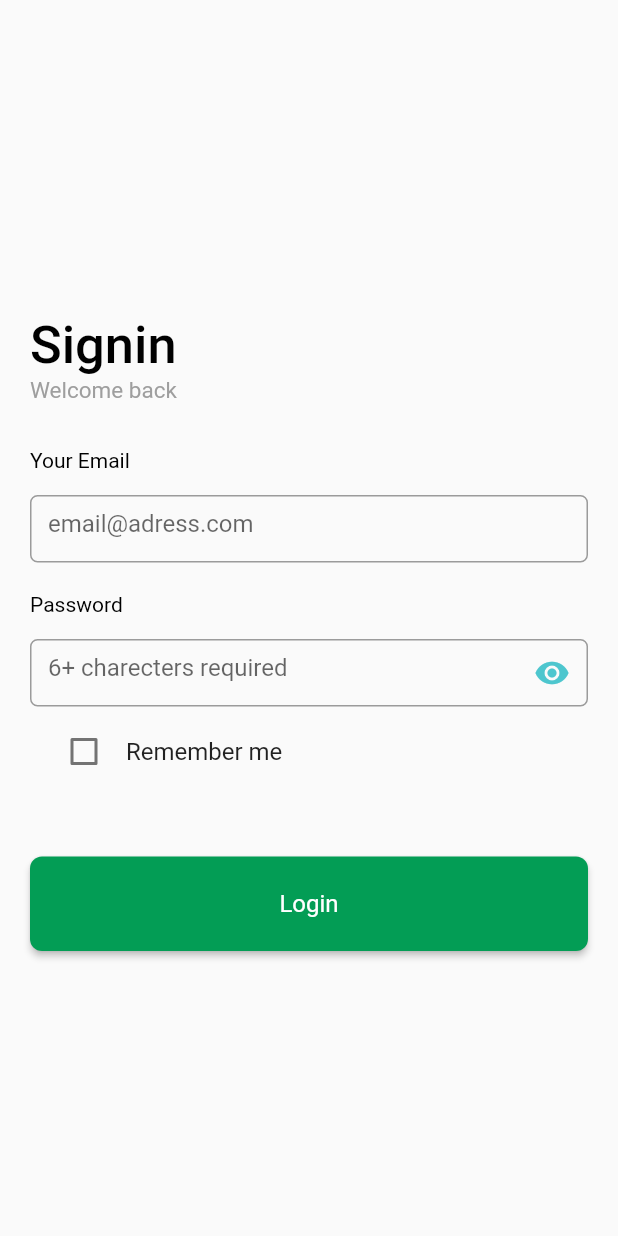
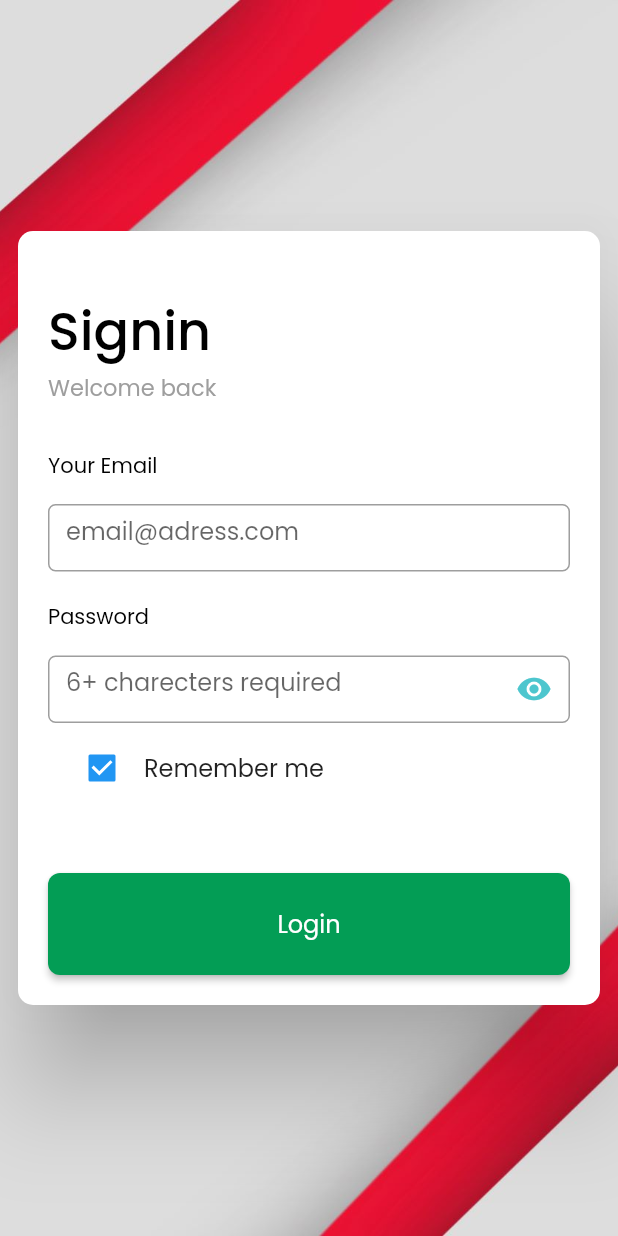
Before and after one commit to Hasnain077/sasta_bazar, a Flutter app: the screen it shows after launch, after a tap on "Remember me", on a phone screen of 412 x 824 dp. Run offline on Flutter 3.47's test engine with Material 2 defaults, Android fonts, the phone set to English and light mode, and no system bars; our stand-ins replace google_fonts.

Commit message:
background_login_screen

```diff
--- /dev/null
+++ b/lib/components/custom_background.dart
@@ -0,0 +1,21 @@
+import 'package:flutter/material.dart';
+
+class CustomBackground extends StatelessWidget {
+  final String? asset;
+  final Widget child;
+  final BoxFit? fit;
+  const CustomBackground({Key? key,required this.child,this.asset,this.fit,}) : super(key: key);
+
+  @override
+  Widget build(BuildContext context) {
+    return Stack(
+      fit: StackFit.expand,
+      children: [
+        Image.asset(asset ?? "assets/png/login_landscape_background.jpg",
+        fit: fit?? BoxFit.cover,
+        ),
+        child,
+      ],
+    );
+  }
+}
--- a/lib/main.dart
+++ b/lib/main.dart
@@ -13,9 +13,11 @@ class  MyApp extends StatelessWidget {
   Widget build(BuildContext context) {
     return MultiProvider(
       providers: [
+
         ChangeNotifierProvider(create: (_)=> LoginProvider()),
       ],
       child: MaterialApp(
+        theme: ThemeData(fontFamily: "Poppins"),
         debugShowCheckedModeBanner: false,
         home: LoginScreen(),
 
--- a/lib/providers/login_provider.dart
+++ b/lib/providers/login_provider.dart
@@ -2,29 +2,31 @@ import 'package:flutter/material.dart';
 
 class LoginProvider with ChangeNotifier {
   bool _isObscure = true;
+  bool _isChecked = false;
+
   bool get obscure => _isObscure;
+
+  bool get checked => _isChecked;
   bool isLoading = false;
-  bool isChecked = true;
-  bool get Checkbox => isChecked;
 
-  toggleObscure(){
+  toggleObscure() {
     _isObscure = !_isObscure;
     notifyListeners();
-
-  }
-  toggleCheckBox(){
-    isChecked = !isChecked;
-   notifyListeners();
   }
 
-Future<bool> login(String username, String password) async{
+  toggleCheckBox(bool checked) {
+    _isChecked = checked;
+    notifyListeners();
+  }
+
+  Future<bool> login(String username, String password) async {
     isLoading = true;
     notifyListeners();
-    await Future.delayed(const Duration(seconds: 3), (){});
+    await Future.delayed(const Duration(seconds: 3), () {});
     isLoading = false;
     notifyListeners();
     return false;
 
     // why return
+  }
 }
-}
--- a/lib/screens/login_screen.dart
+++ b/lib/screens/login_screen.dart
@@ -1,4 +1,5 @@
 import 'package:admin_sasta_bazar/components/common_button.dart';
+import 'package:admin_sasta_bazar/components/custom_background.dart';
 import 'package:admin_sasta_bazar/components/text_form_field.dart';
 import 'package:admin_sasta_bazar/providers/login_provider.dart';
 import 'package:admin_sasta_bazar/utils/mythems.dart';
@@ -35,19 +36,31 @@ class _LoginScreenState extends State<LoginScreen> {
     size = MediaQuery.of(context).size;
     return Scaffold(
       body: ResponsiveBuilder(
-        mobile: loginForm,
+        mobile: CustomBackground(
+            fit: BoxFit.fitHeight,
+            asset: "assets/png/login_portrait_background.jpg",
+            child: loginForm),
         tablet: desktopLogin,
         web: desktopLogin,
       ),
     );
   }
 
-  Widget get loginForm => Container(
+  Widget get loginForm => Center(
+        child: Padding(
+          padding: EdgeInsets.all(8.0),
+          child: Card(
+            shape: RoundedRectangleBorder(
+              borderRadius: BorderRadius.circular(10),
+            ),
+            elevation: 30,
+            child: Container(
               width: double.maxFinite,
               padding: const EdgeInsets.all(20),
               child: Column(
                 mainAxisAlignment: MainAxisAlignment.center,
                 crossAxisAlignment: CrossAxisAlignment.start,
+                mainAxisSize: MainAxisSize.min,
                 children: [
                   const SizedBox(
                     height: 20,
@@ -89,7 +102,9 @@ class _LoginScreenState extends State<LoginScreen> {
                           ref.toggleObscure();
                         },
                         child: Icon(
-                    !ref.obscure ? Icons.visibility_off : Icons.visibility,
+                          !ref.obscure
+                              ? Icons.visibility_off
+                              : Icons.visibility,
                           color: MyThem.textFromBorder,
                         ),
                       ),
@@ -100,12 +115,13 @@ class _LoginScreenState extends State<LoginScreen> {
                   ),
                   Consumer<LoginProvider>(
                     builder: (_, ref, child) => CheckboxListTile(
-                  value: ref.isChecked,
-                  title: Text("Remember me"),
+                        value: ref.checked,
+                        title: const Text("Remember me"),
                         controlAffinity: ListTileControlAffinity.leading,
-                  visualDensity: VisualDensity(horizontal: -4, vertical: -4),
-                  onChanged: (a) {
-                    ref.toggleCheckBox();
+                        visualDensity:
+                            const VisualDensity(horizontal: -4, vertical: -4),
+                        onChanged: (checked) {
+                          ref.toggleCheckBox(checked ?? false);
                         }),
                   ),
                   const SizedBox(
@@ -129,9 +145,13 @@ class _LoginScreenState extends State<LoginScreen> {
                   ),
                 ],
               ),
+            ),
+          ),
+        ),
       );
 
-  Widget get desktopLogin => Container(
+  Widget get desktopLogin => CustomBackground(
+        fit: BoxFit.fill,
         child: Row(
           mainAxisAlignment: MainAxisAlignment.start,
           children: [
@@ -141,33 +161,7 @@ class _LoginScreenState extends State<LoginScreen> {
                 children: [
                   Expanded(
                     flex: 2,
-                      child: Column(
-                        crossAxisAlignment: CrossAxisAlignment.start,
-                        children: [
-                          Image.asset(
-                            "assets/png/logo.png",
-                            height: size.height * 0.2,
-                          ),
-                          Expanded(
-                            child: Image.asset(
-                              "assets/png/login_background.png",
-                              height: size.height,
-                              width: size.width * .6,
-                            ),
-                          ),
-                        ],
-                      )),
-                  Expanded(
-                      flex: 1,
-                      child: Text(
-                        "sasta bazar ADMIN PANEL",
-                        style: GoogleFonts.rubikBubbles(
-                          color: Colors.teal,
-                          fontSize: 35,
-                        ),
-                      )),
-                ],
-              ),
+                    child: Container(),
                   ),
                   Expanded(
                     flex: 1,
@@ -175,5 +169,8 @@ class _LoginScreenState extends State<LoginScreen> {
                   ),
                 ],
               ),
+            ),
+          ],
+        ),
       );
 }
```
Also changed, not shown: pubspec.yaml (+7 -5 lines), assets/fonts/Poppins-Bold.ttf (added), assets/fonts/Poppins-Medium.ttf (added), assets/fonts/Poppins-Regular.ttf (added), assets/fonts/Poppins-SemiBold.ttf (added), assets/png/login_landscape_background.jpg (added), assets/png/login_portrait_background.jpg (added). Lines whose indentation alone changed are shown as unchanged.
